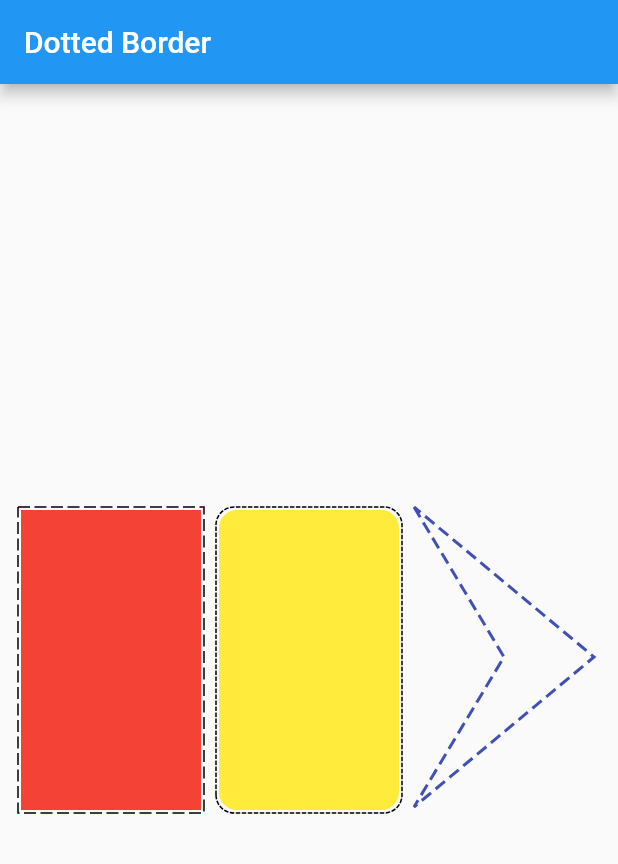
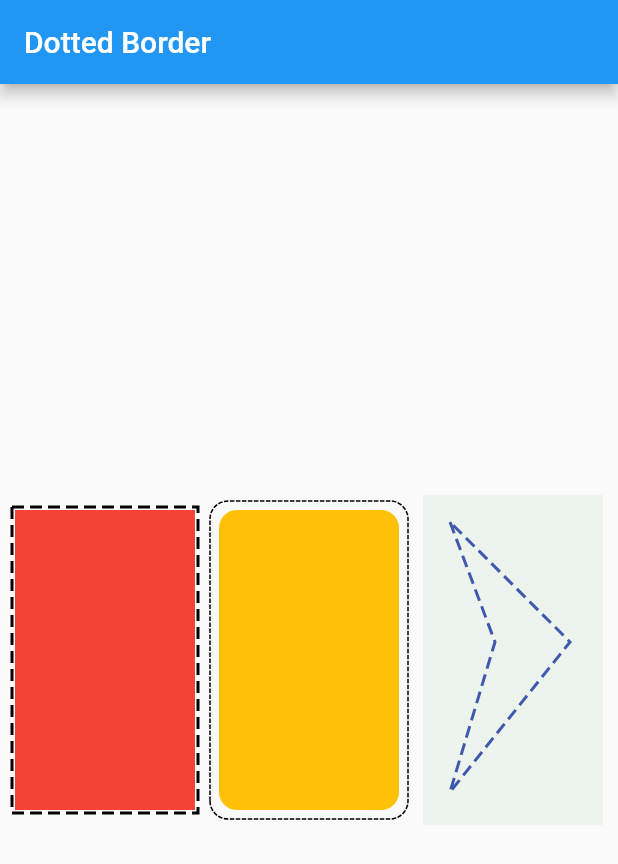
Before and after one commit to ajilo297/Flutter-Dotted-Border, a Flutter app: the screen it shows after launch, on a phone screen of 412 x 824 dp. Shown: the top 864 px of the screen. Run offline on Flutter 3.47's test engine with Material 2 defaults, Android fonts, the phone set to English and light mode, and no system bars; our stand-ins replace path_drawing.

Commit message:
Prepared for push

```diff
--- a/example/lib/main.dart
+++ b/example/lib/main.dart
@@ -17,6 +17,8 @@ class MyApp extends StatelessWidget {
               child: Padding(
                 padding: const EdgeInsets.all(8.0),
                 child: Wrap(
+                  alignment: WrapAlignment.center,
+                  crossAxisAlignment: WrapCrossAlignment.center,
                   spacing: 8,
                   children: <Widget>[
                     rectBorderWidget,
@@ -32,7 +34,8 @@ class MyApp extends StatelessWidget {
 
   Widget get rectBorderWidget {
     return DottedBorder(
-      dashPattern: [8, 3],
+      dashPattern: [8, 4],
+      strokeWidth: 2,
       child: Container(
         height: 200,
         width: 120,
@@ -45,12 +48,13 @@ class MyApp extends StatelessWidget {
     return DottedBorder(
       borderType: BorderType.RRect,
       radius: Radius.circular(12),
+      padding: EdgeInsets.all(6),
       child: ClipRRect(
         borderRadius: BorderRadius.all(Radius.circular(12)),
         child: Container(
           height: 200,
           width: 120,
-          color: Colors.yellow,
+          color: Colors.amber,
         ),
       ),
     );
@@ -58,11 +62,11 @@ class MyApp extends StatelessWidget {
 
   Widget get customBorder {
     Path customPath = Path()
-      ..moveTo(0, 0)
-      ..lineTo(60, 100)
-      ..lineTo(0, 200)
-      ..lineTo(120, 100)
-      ..lineTo(0, 0);
+      ..moveTo(20, 20)
+      ..lineTo(50, 100)
+      ..lineTo(20, 200)
+      ..lineTo(100, 100)
+      ..lineTo(20, 20);
 
     return DottedBorder(
       customPath: customPath,
@@ -70,8 +74,9 @@ class MyApp extends StatelessWidget {
       dashPattern: [8, 4],
       strokeWidth: 2,
       child: Container(
-        height: 200,
+        height: 220,
         width: 120,
+        color: Colors.green.withAlpha(20),
       ),
     );
   }
--- a/lib/dotted_border.dart
+++ b/lib/dotted_border.dart
@@ -5,13 +5,12 @@ import 'package:path_drawing/path_drawing.dart';
 
 part 'dash_painter.dart';
 
-/// Dotted Border
-///
 /// Add a dotted border around any [child] widget. The [strokeWidth] property
 /// defines the width of the dashed border and [color] determines the stroke
 /// paint color. [CircularIntervalList] is populated with the [dashPattern] to
 /// render the appropriate pattern. The [radius] property is taken into account
-/// only if the [borderType] is [BorderType.RRect].
+/// only if the [borderType] is [BorderType.RRect]. A [customPath] can be passed in
+/// as a parameter if you want to draw a custom shaped border.
 class DottedBorder extends StatelessWidget {
   final Widget child;
   final EdgeInsets padding;
```
Also changed, not shown: pubspec.yaml (+3 -38 lines), assets/image.png (added), example/pubspec.lock, 2 other files.
